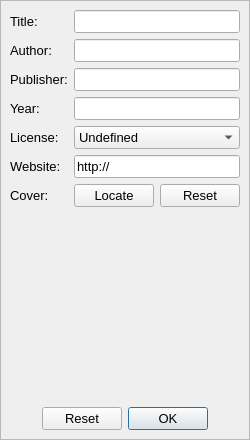
Old version of the form libs/gui-osg-qt/ACMediaLibraryMetadataQt.ui in the repository MediaCycle/MediaCycle.
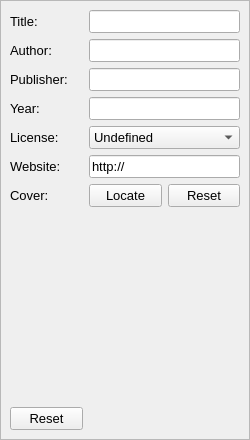
New version of the form.

Commit message: Medias in the library and media nodes in the browser are now stored in maps referenced by media id. Node and media ids are now merged: max one instance of each media can be visualized at a time. ACUserLog renamed ACNeighborsContainer and stores media id instead of ACMediaNodes. Replaced all misleading occurrences of 'loop' (except audioengine) by 'media'. ACMediaBrowser::setClickedNode is now generalized to all browsing modes. The browser now also displays curator info (for LoopJam) if set by the user.

What changed in the file:
```diff
--- a/libs/gui-osg-qt/ACMediaLibraryMetadataQt.ui
+++ b/libs/gui-osg-qt/ACMediaLibraryMetadataQt.ui
@@ -277,18 +277,15 @@
          </property>
         </widget>
        </item>
-       <item row="8" column="0" colspan="3">
-        <widget class="QDialogButtonBox" name="buttonBox">
+       <item row="8" column="0">
+        <widget class="QPushButton" name="pushButtonReset">
          <property name="font">
           <font>
            <pointsize>10</pointsize>
           </font>
          </property>
-         <property name="standardButtons">
-          <set>QDialogButtonBox::Ok|QDialogButtonBox::Reset</set>
-         </property>
-         <property name="centerButtons">
-          <bool>true</bool>
+         <property name="text">
+          <string>Reset</string>
          </property>
         </widget>
        </item>
```
The commit also changes 93 other files.
